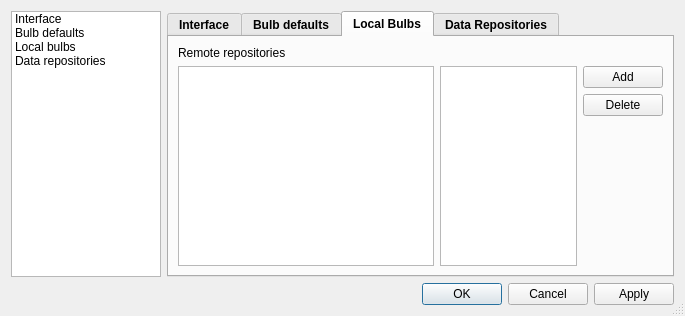
Old version of the form Ui/Preferences.ui in the repository mgian/bulbcalculator.
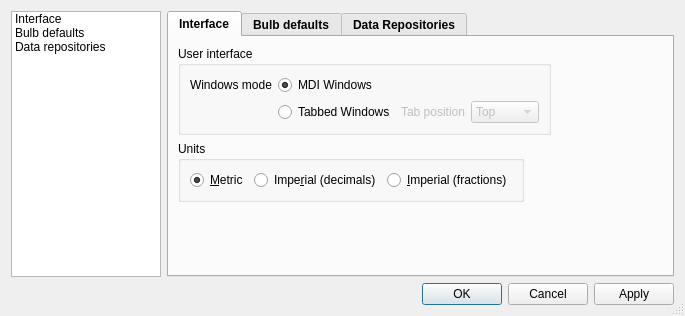
New version of the form. The open tabs and pages were chosen to show the change. Icons and pictures are not drawn.

Commit message: - added the preferences for local storage - fixed some minor bugs

Diff of the .ui file:
```diff
--- a/Ui/Preferences.ui
+++ b/Ui/Preferences.ui
@@ -10,7 +10,7 @@
     <x>0</x>
     <y>0</y>
     <width>685</width>
-    <height>278</height>
+    <height>284</height>
    </rect>
   </property>
   <property name="windowTitle">
@@ -96,15 +96,6 @@
           <normaloff>:/MainWin/share/images/data.png</normaloff>:/MainWin/share/images/data.png</iconset>
         </property>
        </item>
-       <item>
-        <property name="text">
-         <string>Local bulbs</string>
-        </property>
-        <property name="icon">
-         <iconset resource="../BulbCalculator.qrc">
-          <normaloff>:/MainWin/share/images/open.png</normaloff>:/MainWin/share/images/open.png</iconset>
-        </property>
-       </item>
        <item>
         <property name="text">
          <string>Data repositories</string>
@@ -694,105 +685,6 @@
          </item>
         </layout>
        </widget>
-       <widget class="QWidget" name="tab_bulbs">
-        <attribute name="icon">
-         <iconset resource="../BulbCalculator.qrc">
-          <normaloff>:/MainWin/share/images/open.png</normaloff>:/MainWin/share/images/open.png</iconset>
-        </attribute>
-        <attribute name="title">
-         <string>Local Bulbs</string>
-        </attribute>
-        <layout class="QVBoxLayout" name="verticalLayout">
-         <item>
-          <widget class="QLabel" name="label_18">
-           <property name="font">
-            <font>
-             <weight>50</weight>
-             <bold>false</bold>
-            </font>
-           </property>
-           <property name="text">
-            <string>Remote repositories</string>
-           </property>
-          </widget>
-         </item>
-         <item>
-          <layout class="QHBoxLayout" name="horizontalLayout_5">
-           <item>
-            <widget class="QListWidget" name="L_DirList">
-             <property name="sizePolicy">
-              <sizepolicy hsizetype="Expanding" vsizetype="Expanding">
-               <horstretch>0</horstretch>
-               <verstretch>0</verstretch>
-              </sizepolicy>
-             </property>
-            </widget>
-           </item>
-           <item>
-            <widget class="QListView" name="L_BulbList">
-             <property name="sizePolicy">
-              <sizepolicy hsizetype="Expanding" vsizetype="Expanding">
-               <horstretch>1</horstretch>
-               <verstretch>0</verstretch>
-              </sizepolicy>
-             </property>
-            </widget>
-           </item>
-           <item>
-            <layout class="QVBoxLayout" name="verticalLayout_6">
-             <item>
-              <widget class="QPushButton" name="B_AddDirectory">
-               <property name="font">
-                <font>
-                 <weight>50</weight>
-                 <bold>false</bold>
-                </font>
-               </property>
-               <property name="text">
-                <string>Add</string>
-               </property>
-               <property name="icon">
-                <iconset resource="../BulbCalculator.qrc">
-                 <normaloff>:/MainWin/share/images/edit_add.png</normaloff>:/MainWin/share/images/edit_add.png</iconset>
-               </property>
-              </widget>
-             </item>
-             <item>
-              <widget class="QPushButton" name="B_DeleteDirectory">
-               <property name="font">
-                <font>
-                 <weight>50</weight>
-                 <bold>false</bold>
-                </font>
-               </property>
-               <property name="text">
-                <string>Delete</string>
-               </property>
-               <property name="icon">
-                <iconset resource="../BulbCalculator.qrc">
-                 <normaloff>:/MainWin/share/images/edit_remove.png</normaloff>:/MainWin/share/images/edit_remove.png</iconset>
-               </property>
-              </widget>
-             </item>
-             <item>
-              <spacer name="verticalSpacer_7">
-               <property name="orientation">
-                <enum>Qt::Vertical</enum>
-               </property>
-               <property name="sizeHint" stdset="0">
-                <size>
-                 <width>20</width>
-                 <height>40</height>
-                </size>
-               </property>
-              </spacer>
-             </item>
-            </layout>
-           </item>
-          </layout>
-         </item>
-        </layout>
-       </widget>
        <widget class="QWidget" name="tab_datarep">
         <attribute name="icon">
          <iconset resource="../BulbCalculator.qrc">
```
Left out of the diff: 127 changed lines with no effect on the pictures. The commit also changes 2 other files.
